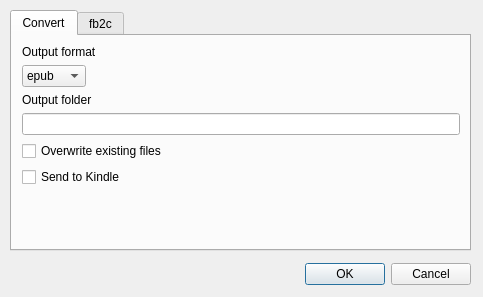
Old version of the form src/designer/convertdialog.ui in the repository dnkorpushov/libro2.
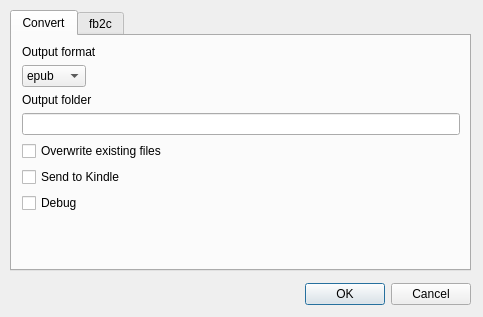
New version of the form.

The edit to the form file:
```diff
--- a/src/designer/convertdialog.ui
+++ b/src/designer/convertdialog.ui
@@ -7,7 +7,7 @@
     <x>0</x>
     <y>0</y>
     <width>483</width>
-    <height>297</height>
+    <height>317</height>
    </rect>
   </property>
   <property name="windowTitle">
@@ -38,7 +38,7 @@
       <attribute name="title">
        <string>Convert</string>
       </attribute>
-      <layout class="QVBoxLayout" name="verticalLayout" stretch="0,0,0,0,1,0,0">
+      <layout class="QVBoxLayout" name="verticalLayout" stretch="0,0,0,0,1,0,0,0">
        <property name="leftMargin">
         <number>10</number>
        </property>
@@ -103,6 +103,16 @@
          </property>
         </widget>
        </item>
+       <item>
+        <widget class="QCheckBox" name="checkDebug">
+         <property name="toolTip">
+          <string>Prepare archive with details for debugging</string>
+         </property>
+         <property name="text">
+          <string>Debug</string>
+         </property>
+        </widget>
+       </item>
        <item>
         <spacer name="verticalSpacer">
          <property name="orientation">
```
